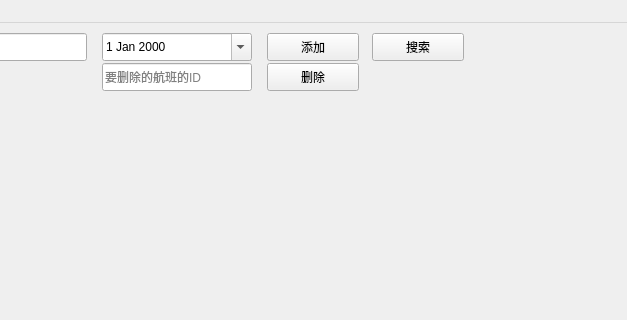
Qt form frm_admin.ui (zhongjf25/Airline-Reservation-System) before a commit; both pictures show x 573 to 1200 and y 0 to 320 of the 1200 by 800 pixel window.
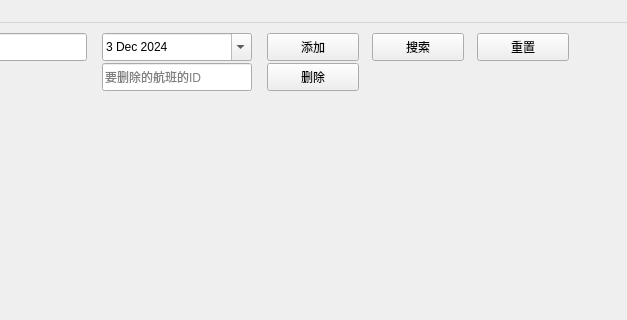
The same form after that commit.

Commit message: add reset button

```diff
--- a/frm_admin.ui
+++ b/frm_admin.ui
@@ -40,6 +40,19 @@
      <string>搜索</string>
     </property>
    </widget>
+   <widget class="QPushButton" name="btn_reset">
+    <property name="geometry">
+     <rect>
+      <x>1050</x>
+      <y>10</y>
+      <width>92</width>
+      <height>28</height>
+     </rect>
+    </property>
+    <property name="text">
+     <string>重置</string>
+    </property>
+   </widget>
    <widget class="QPushButton" name="btn_delete">
     <property name="geometry">
      <rect>
@@ -149,6 +162,16 @@
       <height>28</height>
      </rect>
     </property>
+    <property name="dateTime">
+     <datetime>
+      <hour>0</hour>
+      <minute>0</minute>
+      <second>0</second>
+      <year>2024</year>
+      <month>12</month>
+      <day>3</day>
+     </datetime>
+    </property>
     <property name="calendarPopup">
      <bool>true</bool>
     </property>
```
The commit also changes 11 other files.
